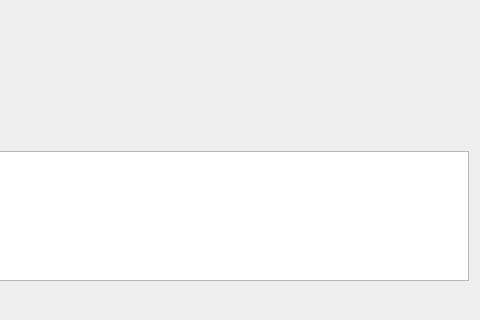
The window that gallery.ui (kuba-moo/GardenDB) describes before a commit, drawn with Qt 5; both pictures show x 790 to 1270 and y 430 to 750 of the 1270 by 750 pixel window.
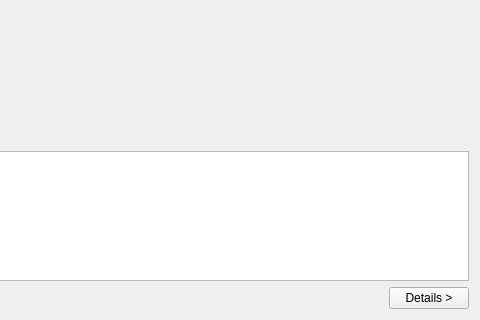
The same window after the commit. Icons and pictures are not drawn.

What changed in the file:
```diff
--- a/gallery.ui
+++ b/gallery.ui
@@ -194,6 +194,17 @@
        </property>
       </spacer>
      </item>
+     <item>
+      <widget class="QPushButton" name="editor">
+       <property name="text">
+        <string>Details &gt;</string>
+       </property>
+       <property name="icon">
+        <iconset resource="app.qrc">
+         <normaloff>:/icons/Icons/document-edit.png</normaloff>:/icons/Icons/document-edit.png</iconset>
+       </property>
+      </widget>
+     </item>
     </layout>
    </item>
   </layout>
```
